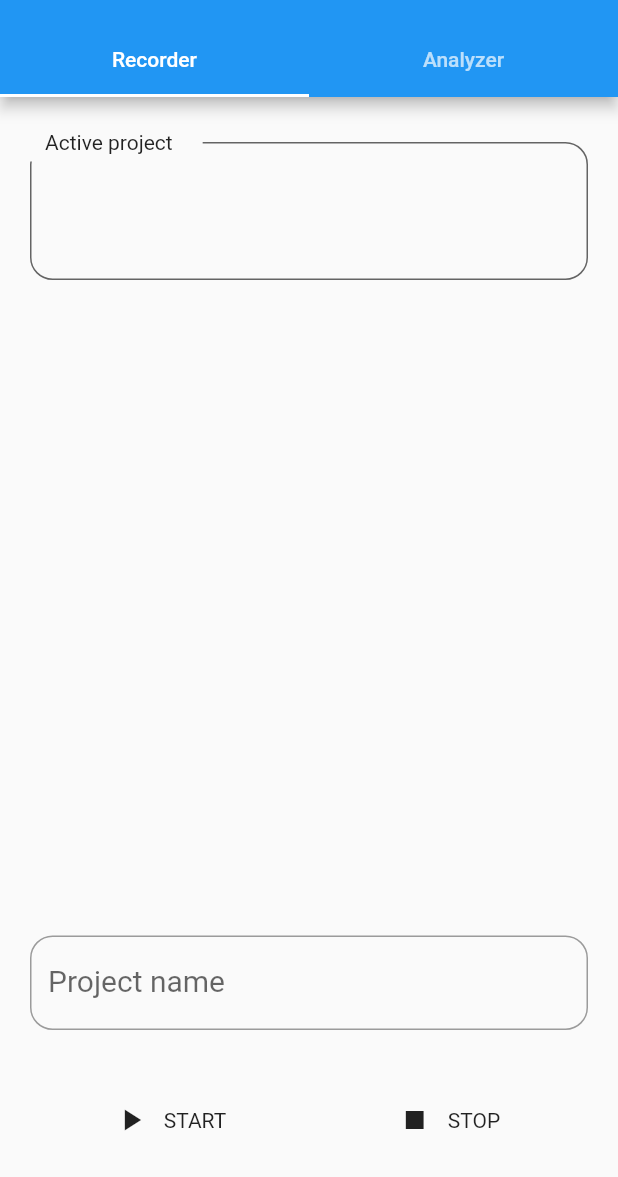
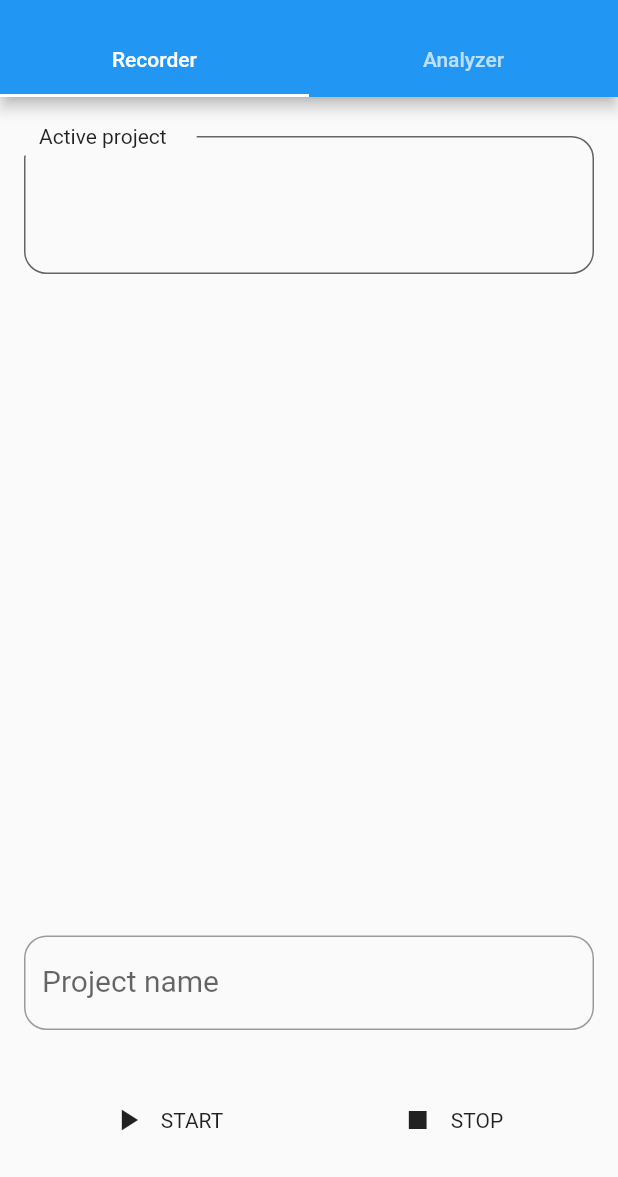
Before and after one commit to Kniesch/ProjectTime, a Flutter app: the screen it shows after launch, on a phone screen of 412 x 824 dp, the part 59-1236 px from its top. Run offline on Flutter 3.47's test engine with Material 2 defaults, Android fonts, the phone set to English and light mode, and no system bars; our stand-ins replace sqflite; accounts and stored records are empty.

Commit message:
updated layout, including loading, updated imports

```diff
--- a/lib/views/projectRecorder.dart
+++ b/lib/views/projectRecorder.dart
@@ -1,10 +1,10 @@
 import 'package:flutter/material.dart';
-import '../widgets/iconTextButton.dart';
+import 'package:projecttime/widgets/iconTextButton.dart';
 
-import '../models/activeProject.dart';
-import '../singletons/databaseHelper.dart';
+import 'package:projecttime/models/activeProject.dart';
+import 'package:projecttime/singletons/databaseHelper.dart';
 
-class ProjectRecorder extends StatefulWidget{
+class ProjectRecorder extends StatefulWidget {
   @override
   ProjectRecorderState createState() => ProjectRecorderState();
 }
@@ -68,7 +68,7 @@ class ProjectRecorderState extends State<ProjectRecorder> {
           Form(
             key: _formKey,
             child: Padding(
-              padding: const EdgeInsets.symmetric(horizontal: 20.0),
+              padding: const EdgeInsets.all(16.0),
               child: Column(
                 children: <Widget>[
                   Row(
@@ -109,10 +109,10 @@ class ProjectRecorderState extends State<ProjectRecorder> {
                       ),
                     ],
                   ),
-
-                  Padding(
-                    padding: const EdgeInsets.symmetric(vertical: 16.0),
-                    child: Row(
+                  Container(
+                    height: 16.0,
+                  ),
+                  Row(
                     mainAxisAlignment: MainAxisAlignment.spaceEvenly,
                     children: <Widget>[
                       Expanded(
@@ -137,7 +137,6 @@ class ProjectRecorderState extends State<ProjectRecorder> {
                       ),
                     ],
                   ),
-                  )
                 ]
               ),
             ),
@@ -148,7 +147,7 @@ class ProjectRecorderState extends State<ProjectRecorder> {
             )
           ),
           Padding(
-            padding: const EdgeInsets.fromLTRB(20.0,20.0,20.0,0),
+            padding: const EdgeInsets.all(16.0),
             child: Stack(
               children: <Widget>[
                 Padding(
@@ -173,15 +172,18 @@ class ProjectRecorderState extends State<ProjectRecorder> {
                                     style: TextStyle(fontSize: 60),
                                   );
                                 } else {
-                                  return Text(
-                                    'LOADING...',
-                                    textAlign: TextAlign.center,
+                                  return Stack(
+                                    children: <Widget>[
+                                      CircularProgressIndicator(),
+                                      Text(
+                                        '',
                                         style: TextStyle(fontSize: 60),
+                                      ),
+                                    ],
                                   );
                                 }
                             }
                           )
-
                         )
                       ),
                     ),
```
Lines whose indentation alone changed are shown as unchanged.
